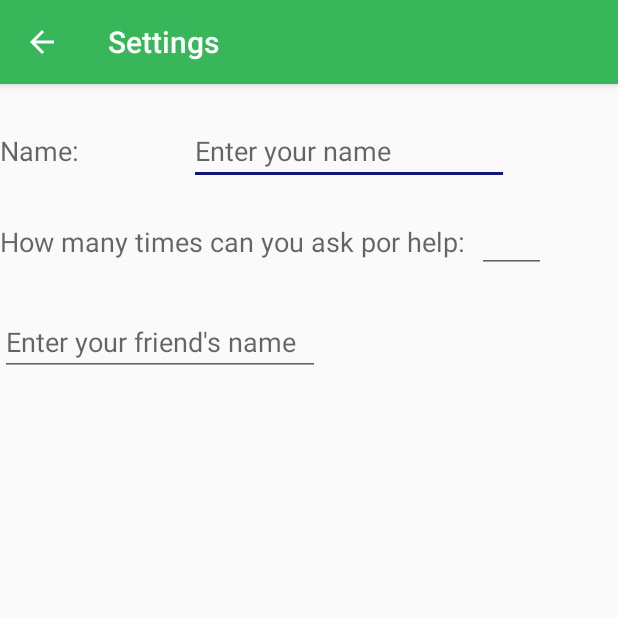
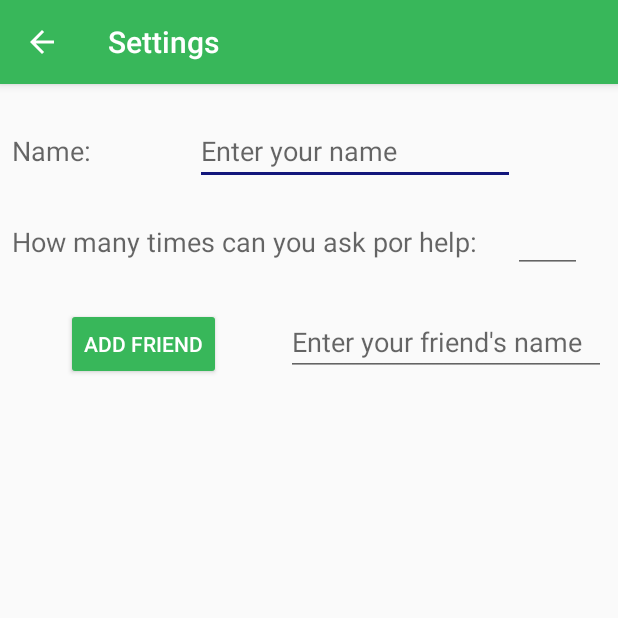
Before and after one commit to braxanmp/sdm_entrega, an Android app: the SettingsActivity screen opened directly, with no data from a screen before it, on a phone screen of 412 x 824 dp, the top half of it. Run offline under Robolectric (Android 15) with nearby library versions, the phone set to English and light mode, and no system bars.

Commit message:
Settings corregido.

```diff
--- a/app/src/main/res/layout/activity_settings.xml
+++ b/app/src/main/res/layout/activity_settings.xml
@@ -24,32 +24,36 @@
         android:id="@+id/name"
         android:layout_width="wrap_content"
         android:layout_height="wrap_content"
+        android:layout_marginStart="8dp"
         android:layout_marginTop="32dp"
         android:text="Name:"
         android:textAppearance="@style/TextAppearance.AppCompat.Medium"
+        app:layout_constraintStart_toStartOf="parent"
         app:layout_constraintTop_toTopOf="parent"
-        tools:layout_editor_absoluteX="8dp"
         tools:ignore="MissingConstraints" />
 
     <TextView
         android:id="@+id/help"
         android:layout_width="wrap_content"
         android:layout_height="wrap_content"
+        android:layout_marginStart="8dp"
         android:layout_marginTop="36dp"
         android:text="How many times can you ask por help:"
         android:textAppearance="@style/TextAppearance.AppCompat.Medium"
+        app:layout_constraintStart_toStartOf="parent"
         app:layout_constraintTop_toBottomOf="@+id/name"
-        tools:layout_editor_absoluteX="8dp"
         tools:ignore="MissingConstraints" />
 
     <EditText
         android:id="@+id/num"
         android:layout_width="46dp"
         android:layout_height="42dp"
+        android:layout_marginEnd="8dp"
         android:layout_marginStart="8dp"
         android:ems="10"
         android:inputType="number"
         app:layout_constraintBottom_toBottomOf="@+id/help"
+        app:layout_constraintEnd_toEndOf="parent"
         app:layout_constraintStart_toEndOf="@+id/help"
         app:layout_constraintTop_toTopOf="@+id/help" />
 
@@ -58,23 +62,27 @@
         android:layout_width="wrap_content"
         android:layout_height="wrap_content"
         android:layout_marginEnd="8dp"
+        android:layout_marginStart="8dp"
         android:layout_marginTop="32dp"
         android:backgroundTint="@color/colorPrimary"
         android:text="Add friend"
         android:textColor="@android:color/background_light"
         android:textColorLink="@color/colorAccent"
         app:layout_constraintEnd_toStartOf="@+id/editText5"
+        app:layout_constraintStart_toStartOf="parent"
         app:layout_constraintTop_toBottomOf="@+id/help" />
 
     <EditText
         android:id="@+id/editText5"
         android:layout_width="wrap_content"
         android:layout_height="wrap_content"
+        android:layout_marginEnd="8dp"
         android:layout_marginTop="32dp"
         android:ems="10"
         android:hint="Enter your friend's name"
         android:inputType="textPersonName"
+        app:layout_constraintEnd_toEndOf="parent"
         app:layout_constraintTop_toBottomOf="@+id/help"
-        tools:layout_editor_absoluteX="121dp" />
+        tools:ignore="MissingConstraints" />
 
 </android.support.constraint.ConstraintLayout>
```
